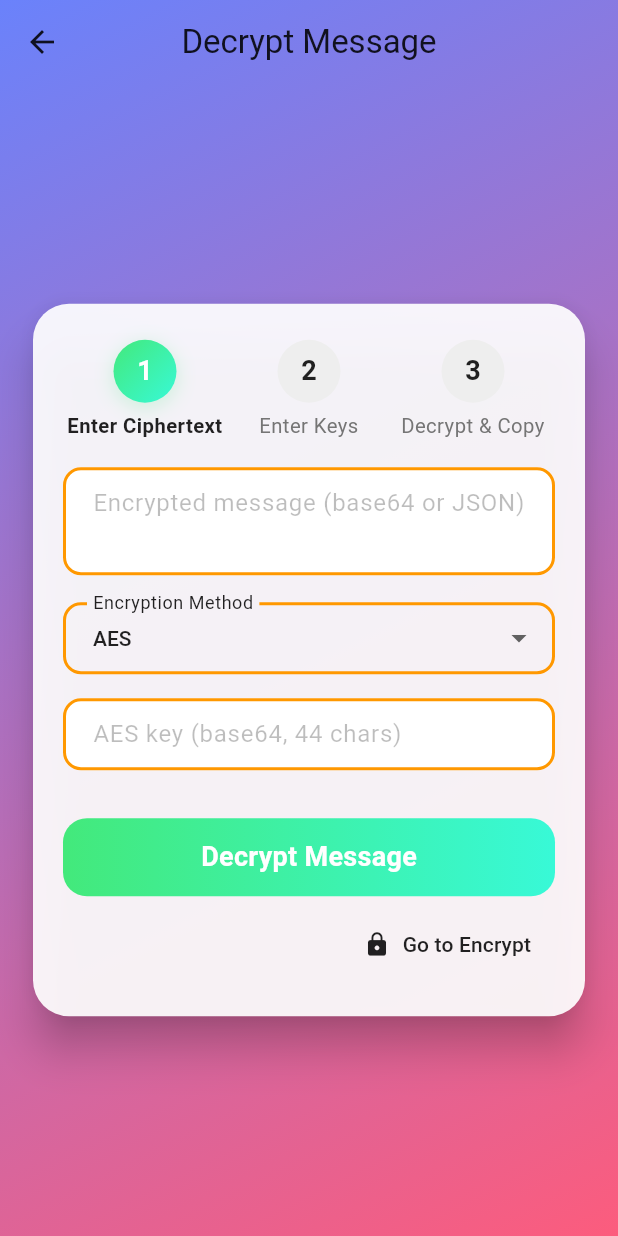
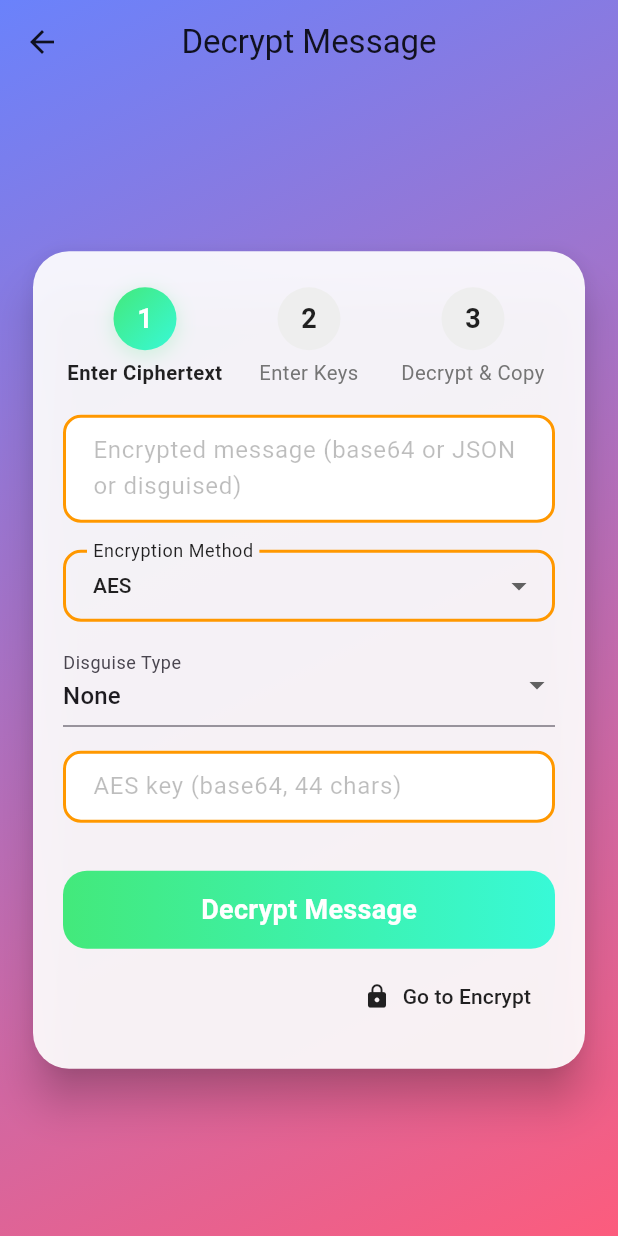
Before and after one commit to Oso00Luffy/Graduation_Project, a Flutter app: the DecryptMessageScreen screen opened directly, on a phone screen of 412 x 824 dp. Run offline on Flutter 3.47's test engine with Material 3 defaults, Android fonts, the phone set to English and light mode, and no system bars; our stand-ins replace basic_utils, cloud_firestore, firebase_auth, firebase_core, firebase_storage, flutter_secure_storage and 4 more; missing offline and left inert: cryptography, dart:html, encrypt, firebase_app_check, image_gallery_saver_plus, pointycastle; accounts and stored records are empty; network calls fail.

Commit message:
Insane feature ENCODING

```diff
--- a/lib/screens/decrypt_message_screen.dart
+++ b/lib/screens/decrypt_message_screen.dart
@@ -3,6 +3,7 @@ import 'package:flutter/services.dart';
 import 'package:pointycastle/asymmetric/api.dart';
 import 'package:basic_utils/basic_utils.dart';
 import '../services/encryption_service.dart';
+import '../services/innocent_encoding_service.dart';
 import '../widgets/custom_text_field.dart';
 import 'encrypt_message_screen.dart';
 
@@ -39,6 +40,17 @@ class _DecryptMessageScreenState extends State<DecryptMessageScreen> {
   String _firstAlgo = 'AES';
   String _secondAlgo = 'RSA';
 
+  final List<String> _disguiseTypes = [
+    'None',
+    'Spam',
+    'Fake Spreadsheet',
+    'Fake PGP',
+    'Fake Russian',
+    'Space'
+  ];
+  String _selectedDisguiseType = 'None';
+  String? _disguisePassword = '';
+
   @override
   void initState() {
     super.initState();
@@ -65,13 +77,6 @@ class _DecryptMessageScreenState extends State<DecryptMessageScreen> {
   }
 
   Future<void> _decryptMessage() async {
-    final encrypted = _messageController.text.trim();
-    final aesKey = _aesKeyController.text.trim();
-    final chachaKey = _chachaKeyController.text.trim();
-    final chachaNonce = _chachaNonceController.text.trim();
-    final rsaPrivateKeyPem = _rsaPrivateKeyController.text.trim();
-    String result;
-
     setState(() {
       _isLoading = true;
       _decryptedMessage = null;
@@ -81,6 +86,31 @@ class _DecryptMessageScreenState extends State<DecryptMessageScreen> {
     });
 
     await Future.delayed(const Duration(milliseconds: 100));
+
+    String disguised = _messageController.text.trim();
+    String extracted = disguised;
+
+    // 1. Extract disguised encrypted
+    if (_selectedDisguiseType != 'None') {
+      extracted = _extractDisguised(disguised, _selectedDisguiseType, password: _disguisePassword);
+      if (extracted.isEmpty) {
+        setState(() {
+          _decryptedMessage = null;
+          _isLoading = false;
+          _errorMessage = "Could not extract encrypted message from disguise.";
+          _showSuccess = false;
+        });
+        return;
+      }
+    }
+
+    // 2. Proceed with decryption as usual
+    final aesKey = _aesKeyController.text.trim();
+    final chachaKey = _chachaKeyController.text.trim();
+    final chachaNonce = _chachaNonceController.text.trim();
+    final rsaPrivateKeyPem = _rsaPrivateKeyController.text.trim();
+    String result;
+    final encrypted = extracted;
 
     try {
       if (encrypted.isEmpty) {
@@ -164,6 +194,23 @@ class _DecryptMessageScreenState extends State<DecryptMessageScreen> {
     });
   }
 
+  String _extractDisguised(String disguised, String disguiseType, {String? password}) {
+    switch (disguiseType) {
+      case 'Spam':
+        return InnocentEncodingService.decodeFromSpam(disguised) ?? '';
+      case 'Fake Spreadsheet':
+        return InnocentEncodingService.decodeFromSpreadsheet(disguised) ?? '';
+      case 'Fake PGP':
+        return InnocentEncodingService.decodeFromFakePGP(disguised) ?? '';
+      case 'Fake Russian':
+        return InnocentEncodingService.decodeFromFakeRussian(disguised) ?? '';
+      case 'Space':
+        return InnocentEncodingService.decodeFromSpace(disguised) ?? '';
+      default:
+        return disguised;
+    }
+  }
+
   void _copyToClipboard() async {
     if (_decryptedMessage != null) {
       await Clipboard.setData(ClipboardData(text: _decryptedMessage!));
@@ -239,7 +286,7 @@ class _DecryptMessageScreenState extends State<DecryptMessageScreen> {
                           const SizedBox(height: 18),
                           CustomTextField(
                             controller: _messageController,
-                            hintText: 'Encrypted message (base64 or JSON)',
+                            hintText: 'Encrypted message (base64 or JSON or disguised)',
                             minLines: 2,
                             maxLines: 6,
                           ),
@@ -282,6 +329,24 @@ class _DecryptMessageScreenState extends State<DecryptMessageScreen> {
                             ))
                                 .toList(),
                           ),
+                          const SizedBox(height: 14),
+                          DropdownButtonFormField<String>(
+                            value: _selectedDisguiseType,
+                            onChanged: (v) {
+                              if (v != null) setState(() => _selectedDisguiseType = v);
+                            },
+                            items: _disguiseTypes
+                                .map((type) => DropdownMenuItem(value: type, child: Text(type)))
+                                .toList(),
+                            decoration: const InputDecoration(
+                              labelText: 'Disguise Type',
+                            ),
+                          ),
+                          if (_selectedDisguiseType == 'Spam (with password)')
+                            TextField(
+                              decoration: const InputDecoration(labelText: "Spam Password"),
+                              onChanged: (v) => _disguisePassword = v,
+                            ),
                           if (isDouble) ...[
                             const SizedBox(height: 14),
                             Row(
```
Also changed, not shown: lib/screens/encrypt_message_screen.dart (+93 -0 lines), lib/services/innocent_encoding_service.dart (added, +117 -0 lines), 1 other file.
